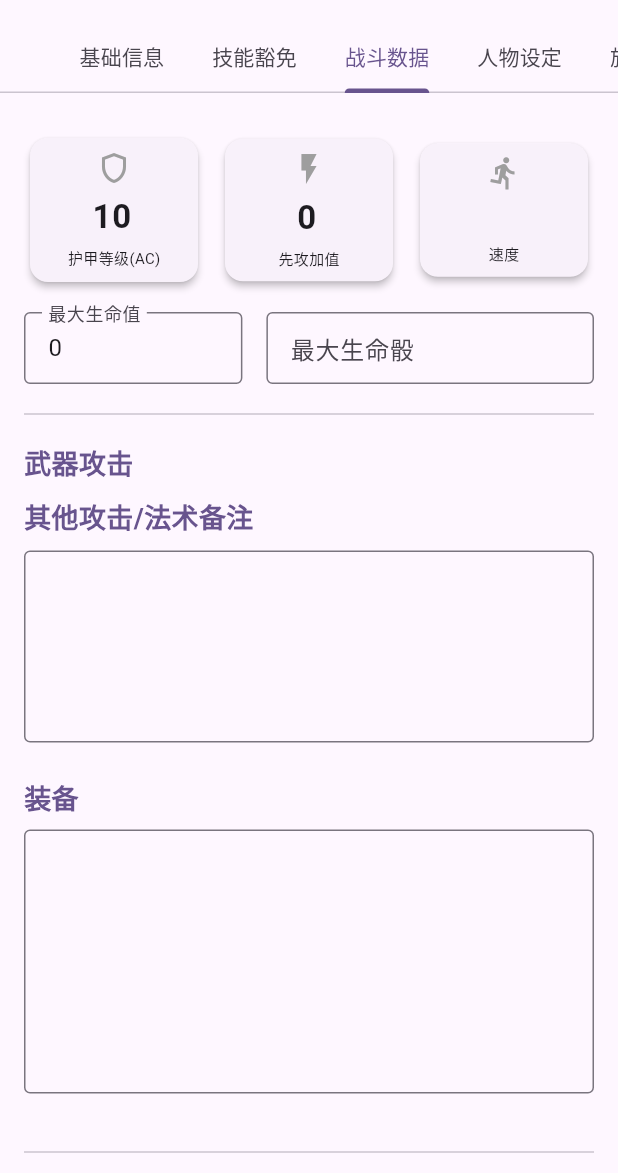
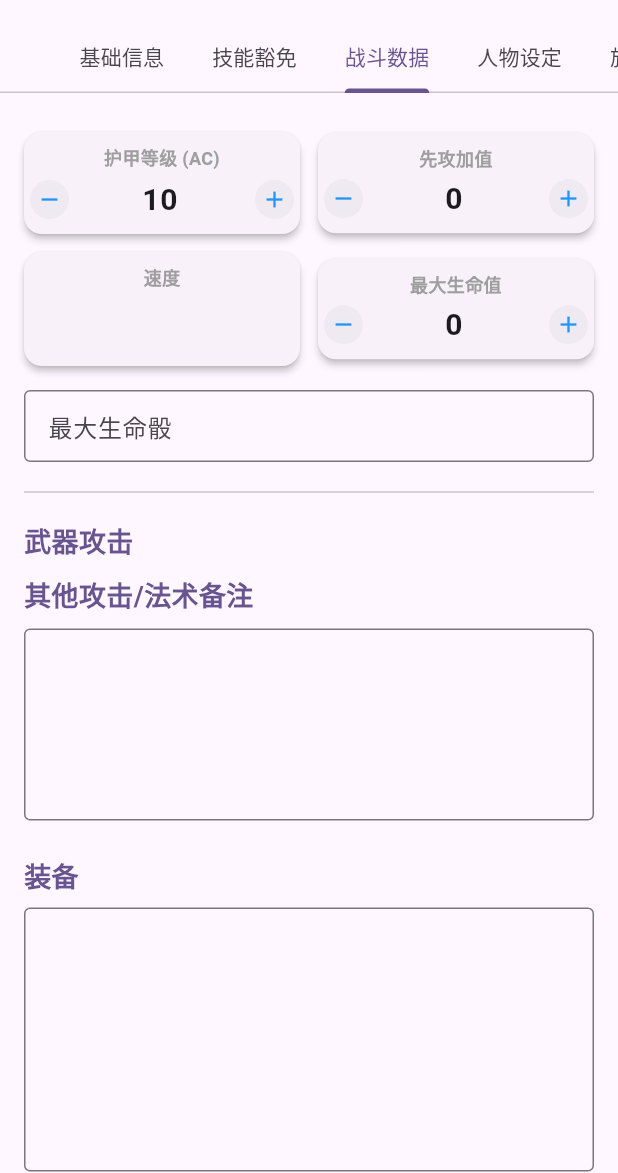
Before and after one commit to cadros1/dndtoolkit_flutter, a Flutter app: the CharacterEditPage screen opened directly with empty values, tab 3 chosen, on a phone screen of 412 x 824 dp, the part 63-1236 px from its top. Run offline on Flutter 3.47's test engine with Material 3 defaults, Android fonts, the phone set to English and light mode, and no system bars; our stand-ins replace device_info_plus, image_picker, package_info_plus.

Commit message:
优化编辑页用户体验

```diff
--- a/lib/pages/tabs/combat_tab.dart
+++ b/lib/pages/tabs/combat_tab.dart
@@ -1,6 +1,7 @@
 import 'package:flutter/material.dart';
 import 'package:flutter/services.dart';
 import '../../models/character.dart';
+import '../../widgets/step_input_card.dart';
 
 class CombatTab extends StatefulWidget {
   final Character character;
@@ -26,48 +27,44 @@ class _CombatTabState extends State<CombatTab> {
         Row(
           children: [
             Expanded(
-              child: _buildBigStatBox(
-                label: "护甲等级(AC)",
+              child: StepInputCard(
+                label: "护甲等级 (AC)",
                 value: _combat.armorClass,
-                onChanged: (v) => _combat.armorClass = v,
-                icon: Icons.shield_outlined,
+                onChanged: (v) => setState(() => _combat.armorClass = v),
               ),
             ),
-            const SizedBox(width: 10),
+            const SizedBox(width: 12),
             Expanded(
-              child: _buildBigStatBox(
+              child: StepInputCard(
                 label: "先攻加值",
                 value: _combat.initiative,
-                onChanged: (v) => _combat.initiative = v,
-                icon: Icons.flash_on,
+                onChanged: (v) => setState(() => _combat.initiative = v),
               ),
             ),
-            const SizedBox(width: 10),
+          ],
+        ),
+        const SizedBox(height: 12),
+        Row(
+          children: [
             Expanded(
-              child: _buildTextBox(
+              child: _buildTextCard(
                 label: "速度",
-                initialValue: _combat.speed,
-                onChanged: (v) => _combat.speed = v,
-                icon: Icons.directions_run,
+                value: _combat.speed,
+                onChanged: (v) => setState(() => _combat.speed = v),
+              ),
+            ),
+            const SizedBox(width: 12),
+            Expanded(
+              child: StepInputCard(
+                label: "最大生命值",
+                value: _combat.hitPointsMax,
+                onChanged: (v) => setState(() => _combat.hitPointsMax = v),
               ),
             ),
           ],
         ),
         const SizedBox(height: 16),
-        Row(
-          children: [
-            Expanded(
-              flex: 2,
-              child: _buildNumberField(
-                label: "最大生命值",
-                value: _combat.hitPointsMax,
-                onChanged: (v) => _combat.hitPointsMax = v,
-              ),
-            ),
-            const SizedBox(width: 16),
-            Expanded(
-              flex: 3,
-              child: TextFormField(
+        TextFormField(
           initialValue: _combat.hitDiceTotal,
           decoration: const InputDecoration(
             labelText: "最大生命骰",
@@ -75,9 +72,6 @@ class _CombatTabState extends State<CombatTab> {
             isDense: true,
           ),
           onChanged: (v) => _combat.hitDiceTotal = v,
-              ),
-            ),
-          ],
         ),
         const Divider(height: 40),
         _buildSectionTitle("武器攻击"),
@@ -129,14 +123,42 @@ class _CombatTabState extends State<CombatTab> {
     );
   }
 
+  Widget _buildTextCard({
+    required String label,
+    required String value,
+    required ValueChanged<String> onChanged,
+  }) {
+    return Card(
+      elevation: 2,
+      margin: EdgeInsets.zero,
+      child: Padding(
+        padding: const EdgeInsets.symmetric(vertical: 8, horizontal: 12),
+        child: Column(
+          children: [
+            Text(label, style: const TextStyle(fontSize: 12, fontWeight: FontWeight.bold, color: Colors.grey)),
+            const SizedBox(height: 8), // 稍微高一点以对齐步进器
+            TextFormField(
+              initialValue: value,
+              textAlign: TextAlign.center,
+              style: const TextStyle(fontSize: 18, fontWeight: FontWeight.bold),
+              decoration: const InputDecoration(
+                isDense: true,
+                border: InputBorder.none,
+                contentPadding: EdgeInsets.zero,
+              ),
+              onChanged: onChanged,
+            ),
+            const SizedBox(height: 8),
+          ],
+        ),
+      ),
+    );
+  }
+
   Widget _buildSectionTitle(String title) {
     return Text(
       title,
-      style: TextStyle(
-        fontSize: 18,
-        fontWeight: FontWeight.bold,
-        color: Theme.of(context).colorScheme.primary,
-      ),
+      style: TextStyle(fontSize: 18, fontWeight: FontWeight.bold, color: Theme.of(context).colorScheme.primary),
     );
   }
 
```
Also changed, not shown: lib/pages/tabs/proficiencies_tab.dart (+5 -15 lines), lib/pages/tabs/spellbook_tab.dart (+6 -5 lines). Lines whose indentation alone changed are shown as unchanged.
